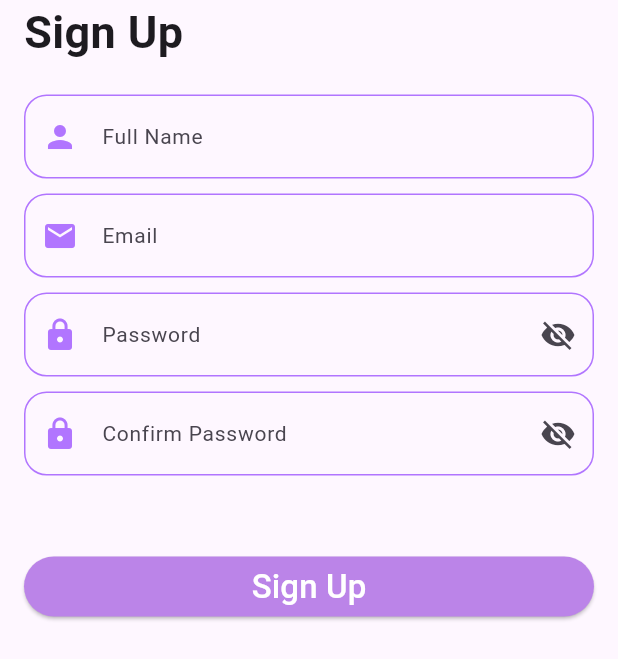
After one commit to amirovsunnat/textfield_darsi, a Flutter app: the SignUpScreen screen opened directly, on a phone screen of 412 x 824 dp. The commit adds this screen. Shown: the top 659 px of the screen. Run offline on Flutter 3.47's test engine with Material 3 defaults, Android fonts, the phone set to English and light mode, and no system bars.

Commit message:
Sign up page.

```diff
--- a/lib/login_screen.dart
+++ b/lib/login_screen.dart
@@ -2,6 +2,7 @@ import 'dart:developer';
 
 import 'package:flutter/material.dart';
 import 'package:textfield_darsi/home_screen.dart';
+import 'package:textfield_darsi/sign_up_screen.dart';
 
 class LoginScreen extends StatefulWidget {
   const LoginScreen({super.key});
@@ -117,7 +118,12 @@ class _LoginScreenState extends State<LoginScreen> {
               ),
             ),
             SizedBox(height: 50),
-            ElevatedButton(
+            SizedBox(
+              width: double.infinity,
+              child: ElevatedButton(
+                style: ElevatedButton.styleFrom(
+                  fixedSize: Size(double.infinity, 50),
+                ),
                 onPressed: () {
                   log("Name value: ${nameController.text}");
                   log("Password value: ${passswordController.text}");
@@ -133,6 +139,24 @@ class _LoginScreenState extends State<LoginScreen> {
                 },
                 child: Text("Login"),
               ),
+            ),
+            GestureDetector(
+              onTap: () => Navigator.pushReplacement(
+                context,
+                MaterialPageRoute(
+                  builder: (context) => SignUpScreen(),
+                ),
+              ),
+              child: Padding(
+                padding: EdgeInsets.all(10),
+                child: Center(
+                  child: Text(
+                    textAlign: TextAlign.center,
+                    "Don't have an account? Sign Up",
+                  ),
+                ),
+              ),
+            ),
           ],
         ),
       ),
--- /dev/null
+++ b/lib/sign_up_screen.dart
@@ -0,0 +1,162 @@
+import 'dart:developer';
+
+import 'package:flutter/material.dart';
+
+class SignUpScreen extends StatefulWidget {
+  const SignUpScreen({super.key});
+
+  @override
+  State<SignUpScreen> createState() => _SignUpScreenState();
+}
+
+class _SignUpScreenState extends State<SignUpScreen> {
+  final GlobalKey<FormState> _formKey = GlobalKey();
+  bool isObsucureText = true;
+  @override
+  Widget build(BuildContext context) {
+    return Scaffold(
+      body: Form(
+          key: _formKey,
+          child: SingleChildScrollView(
+            padding: const EdgeInsets.symmetric(horizontal: 16),
+            child: Column(
+              crossAxisAlignment: CrossAxisAlignment.start,
+              mainAxisAlignment: MainAxisAlignment.center,
+              children: [
+                Text(
+                  "Sign Up",
+                  style: TextStyle(
+                    fontSize: 30,
+                    fontWeight: FontWeight.bold,
+                  ),
+                ),
+                SizedBox(height: 20),
+                CustomTextFormField(
+                  hintText: "Full Name",
+                  prefixIcon: Icons.person,
+                ),
+                SizedBox(height: 10),
+                CustomTextFormField(
+                  hintText: "Email",
+                  prefixIcon: Icons.email,
+                  textInputType: TextInputType.emailAddress,
+                ),
+                SizedBox(height: 10),
+                CustomTextFormField(
+                  hintText: "Password",
+                  prefixIcon: Icons.lock,
+                  textInputType: TextInputType.visiblePassword,
+                  isObsucured: isObsucureText,
+                  suffixIcon: Icons.visibility,
+                ),
+                SizedBox(height: 10),
+                CustomTextFormField(
+                  hintText: "Confirm Password",
+                  prefixIcon: Icons.lock,
+                  textInputType: TextInputType.visiblePassword,
+                  isObsucured: isObsucureText,
+                  suffixIcon: Icons.visibility,
+                ),
+                SizedBox(height: 50),
+                SizedBox(
+                  width: double.infinity,
+                  child: ElevatedButton(
+                    style: ElevatedButton.styleFrom(
+                      backgroundColor: Color(0xFFBB84E8),
+                    ),
+                    onPressed: () {
+                      _formKey.currentState?.validate();
+                    },
+                    child: Text(
+                      "Sign Up",
+                      style: TextStyle(
+                        fontSize: 22,
+                        color: Colors.white,
+                      ),
+                    ),
+                  ),
+                ),
+              ],
+            ),
+          )),
+    );
+  }
+}
+
+class CustomTextFormField extends StatefulWidget {
+  final String hintText;
+  final IconData prefixIcon;
+  bool isObsucured;
+  IconData? suffixIcon;
+  TextInputType? textInputType;
+  CustomTextFormField({
+    super.key,
+    required this.hintText,
+    required this.prefixIcon,
+    this.isObsucured = false,
+    this.suffixIcon,
+    this.textInputType,
+  });
+
+  @override
+  State<CustomTextFormField> createState() => _CustomTextFormFieldState();
+}
+
+class _CustomTextFormFieldState extends State<CustomTextFormField> {
+  @override
+  Widget build(BuildContext context) {
+    return TextFormField(
+      // validator: (value) {
+      //   if (value != null && value.isEmpty) {
+      //     return "Please enter your ${widget.hintText}";
+      //   } else {
+      //     if (widget.hintText.toLowerCase() == "email" &&
+      //         !value!.contains("@")) {
+      //       return "Please enter correct email address";
+      //     }
+      //     if (widget.hintText != "Email" && value!.length < 6) {
+      //       return "${widget.hintText} must contains at least 6 characters";
+      //     }
+      //   }
+
+      //   return null;
+      // },
+      keyboardType: widget.textInputType,
+      obscureText: widget.isObsucured,
+      cursorHeight: 20,
+      cursorColor: Color(0xFFB175FF),
+      cursorWidth: 2,
+      decoration: InputDecoration(
+        suffixIcon: IconButton(
+          icon: Icon(
+              widget.isObsucured ? Icons.visibility_off : widget.suffixIcon),
+          onPressed: () {
+            setState(() {
+              widget.isObsucured = !widget.isObsucured;
+            });
+            log("Is obsucure: ${widget.isObsucured}");
+          },
+        ),
+        prefixIcon: Icon(
+          widget.prefixIcon,
+          color: Color(0xFFB175FF),
+        ),
+        hintText: widget.hintText,
+        hintStyle: TextStyle(fontSize: 14),
+        enabledBorder: OutlineInputBorder(
+          borderRadius: BorderRadius.circular(15),
+          borderSide: BorderSide(
+            color: Color(0xFFB175FF),
+          ),
+        ),
+        focusedBorder: OutlineInputBorder(
+          borderRadius: BorderRadius.circular(15),
+          borderSide: BorderSide(
+            width: 2,
+            color: Color(0xFFB175FF),
+          ),
+        ),
+      ),
+    );
+  }
+}
```
Lines whose indentation alone changed are shown as unchanged.
